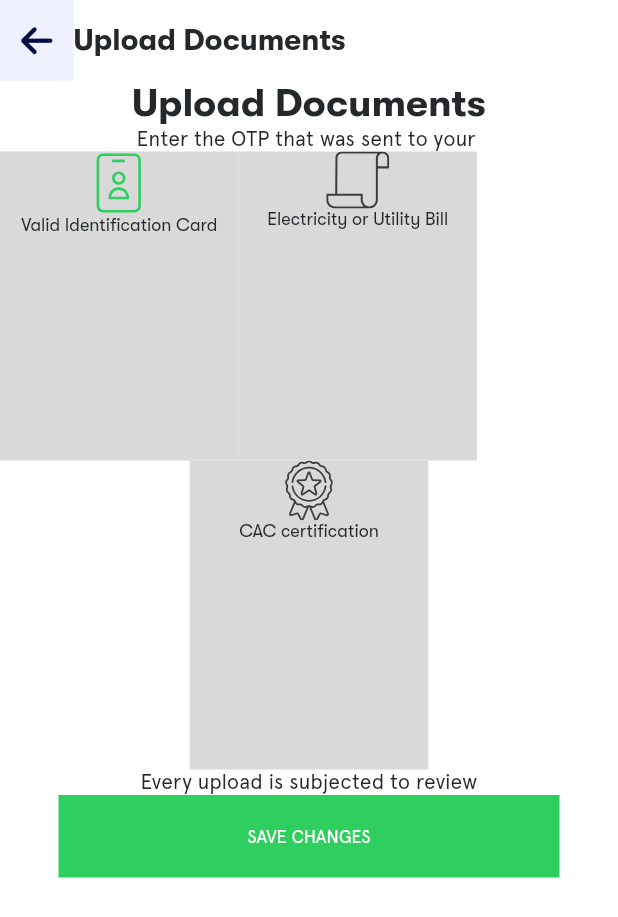
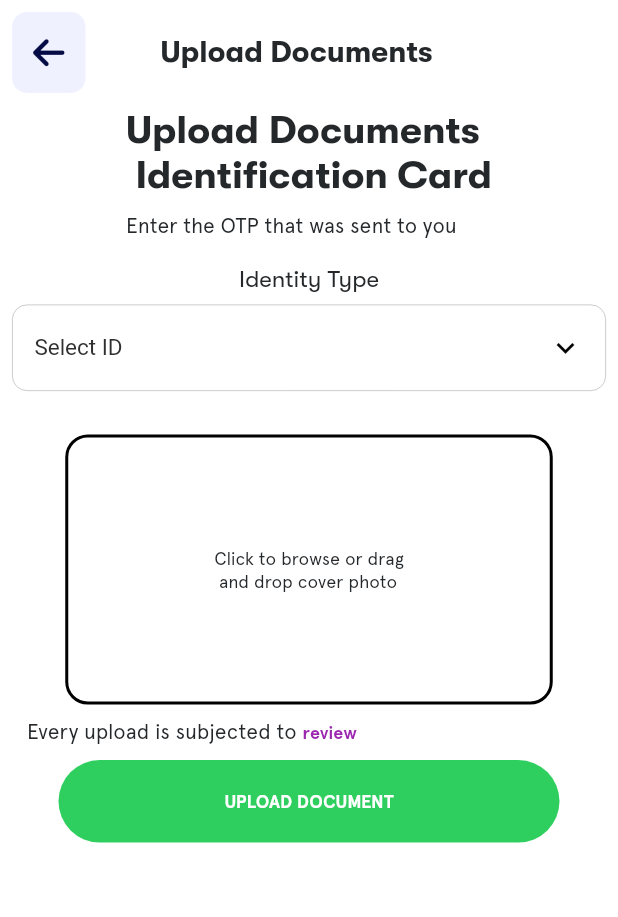
Before and after one commit to MobileDevComm/mobile_dev_community_challenge, a Flutter app: the screen it shows after launch, on a phone screen of 412 x 824 dp. Shown: the top 917 px of the screen. Run offline on Flutter 3.47's test engine with Material 2 defaults, Android fonts, the light colour scheme and no system bars; our stand-ins replace flutter_svg, font_awesome_flutter.

Commit message:
second screen completed had some issues with making some sentences start from the extreme end.

```diff
--- a/lib/main.dart
+++ b/lib/main.dart
@@ -1,6 +1,7 @@
 import 'package:flutter/material.dart';
 import 'package:flutter/services.dart';
-import 'package:mobile_dev_community_challenge/ui/screens/first_screen.dart';
+//import 'package:mobile_dev_community_challenge/ui/screens/first_screen.dart';
+import 'package:mobile_dev_community_challenge/ui/screens/second_screen.dart';
 
 import 'ui/style/colors.dart';
 import 'ui/style/themes.dart';
@@ -22,7 +23,7 @@ class MyApp extends StatelessWidget {
       title: 'Challenge App',
       debugShowCheckedModeBanner: false,
       theme: kThemeData,
-      home: FirstScreen(),
+      home: SecondScreen(),
     );
   }
 }
--- a/lib/ui/screens/first_screen.dart
+++ b/lib/ui/screens/first_screen.dart
@@ -1,6 +1,5 @@
 import 'package:flutter/material.dart';
 import 'package:mobile_dev_community_challenge/ui/style/colors.dart';
-
 import '../style/texts.dart';
 import 'package:mobile_dev_community_challenge/ui/widgets/ReusableWidgets.dart';
 
@@ -11,11 +10,12 @@ class FirstScreen extends StatelessWidget {
   Widget build(BuildContext context) {
     return Scaffold(
       backgroundColor: AppColor.scaffoldBgColor,
-      body:Column(
+      body:SafeArea(
+        child: Column(
             children:[
             Row(
               children :[
-            arrowLeftIcon(),
+              const arrowLeftIcon(),
               Text('Upload Documents', style:kHeadline3TextStyle),
             ],
             ),
@@ -26,15 +26,18 @@ class FirstScreen extends StatelessWidget {
               ],
             ),
             Row(
+              mainAxisAlignment: MainAxisAlignment.center,
+              crossAxisAlignment: CrossAxisAlignment.center,
               children:[
                 ReusableContainer1(svgLogoURI: 'assets/svgs/name 1.svg', text: 'Valid Identification Card',),
                 ReusableContainer1(svgLogoURI: 'assets/svgs/Vector.svg', text: 'Electricity or Utility Bill',),
               ],
             ),
             ReusableContainer1(svgLogoURI: 'assets/svgs/badge 1.svg', text: 'CAC certification',),
-          Text('Every upload is subjected to review', style: kBodyText1TextStyle,),
+            const reviewSentence( ),
             BottomContainer1(bottomContainerText: 'SAVE CHANGES',)
           ]
+        ),
       )
     );
   }
--- a/lib/ui/screens/second_screen.dart
+++ b/lib/ui/screens/second_screen.dart
@@ -1,5 +1,4 @@
 import 'package:flutter/material.dart';
-import 'package:flutter_svg/svg.dart';
 import 'package:mobile_dev_community_challenge/ui/widgets/ReusableWidgets.dart';
 import 'package:mobile_dev_community_challenge/ui/widgets/inputs/dropdown.dart';
 import '../style/colors.dart';
@@ -12,46 +11,59 @@ class SecondScreen extends StatelessWidget {
   Widget build(BuildContext context) {
     return Scaffold(
       backgroundColor: AppColor.scaffoldBgColor,
-      body: Column(
+      body: SafeArea(
+        child: Padding(
+          padding: const EdgeInsets.all(8.0),
+          child: Column(
             children: [
               Row(
                 children: [
                   const arrowLeftIcon( ),
-              Text('Upload Documents', style:kHeadline3TextStyle),
+                  Padding(
+                    padding: const EdgeInsets.only(left: 50.0),
+                    child: Text('Upload Documents', style:kHeadline3TextStyle,),
+                  ),
                 ],
               ),
+              const SizedBox(height: 10,),
+              Column(
+                crossAxisAlignment: CrossAxisAlignment.start,
+                children: [
+                  Text('Upload Documents\n Identification Card', style:kHeadline2TextStyle ,),
+                  const SizedBox(height: 10,),
+                  Text('Enter the OTP that was sent to you',style:kBodyText1TextStyle,),
+                ],
+              ),
+              const SizedBox(height: 10,),
               Column(
                 children: [
-              Text('Upload Documents\n Identification Card', style:kHeadline2TextStyle ,),
-              Text('Enter the OTP that was sent to your ',style:kBodyText1TextStyle,),
-            ],
+                  Padding(
+                    padding: const EdgeInsets.all(8.0),
+                    child: Text('Identity Type', style: kHeadline4TextStyle,),
                   ),
-          Column(
-            children: [
-              Text('Identity Type', style: kHeadline4TextStyle,),
                   //DropdownButton(items: items, onChanged: onChanged),
                   const DropdownInput(
                     items: ['Select ID'],
                   ),
-              // DropdownButton(
-              //     items: [],
-              //     onChanged: onChanged
-              // ),
                   Container(
-
+                    margin: const EdgeInsets.fromLTRB(20,0,20,10),
                       child: Row(
                       crossAxisAlignment: CrossAxisAlignment.end,
                       mainAxisAlignment: MainAxisAlignment.center,
                       children: [
                         Text('Select ID', style:kButtonTextStyle),
-                    SvgPicture.asset('assets/svgs/arrowDown.svg')
+
                       ],
                     )
                   ),
+                  const PictureContainer1( )
                 ]
               ),
-
+              const reviewSentence(),
+              BottomContainer1(bottomContainerText: 'UPLOAD DOCUMENT',)
             ],
+          ),
+        ),
       ),
     );
   }
--- a/lib/ui/style/texts.dart
+++ b/lib/ui/style/texts.dart
@@ -81,6 +81,7 @@ TextStyle kCaptionTextStyle = const TextStyle(
   fontSize: 12,
 );
 
+
 /// This is the primary button Style
 TextStyle kButtonTextStyle = const TextStyle(
   fontFamily: AppFont.body,
@@ -90,4 +91,8 @@ TextStyle kButtonTextStyle = const TextStyle(
 );
 TextStyle kBottomContainerText = const TextStyle(
   color: Colors.white,
+  fontWeight: FontWeight.bold,
 );
+TextStyle kTopSentenceBottomContainerText = const TextStyle(
+color: Colors.purple,
+    fontWeight: FontWeight.bold) ;
--- a/lib/ui/widgets/ReusableWidgets.dart
+++ b/lib/ui/widgets/ReusableWidgets.dart
@@ -3,6 +3,8 @@ import 'package:font_awesome_flutter/font_awesome_flutter.dart';
 import '../style/colors.dart';
 import '../style/texts.dart';
 import 'package:flutter_svg/flutter_svg.dart';
+
+
 
 //for the apps bottom navigation widget
 class BottomContainer1 extends StatelessWidget {
@@ -13,7 +15,10 @@ class BottomContainer1 extends StatelessWidget {
     return Container(
       width:334,
       height: 55,
-      color: AppColor.bottomContainerColor,
+      decoration: BoxDecoration(
+        borderRadius: BorderRadius.circular(30),
+        color: AppColor.bottomContainerColor,
+        ),
       child:  Center(
         child: Text( bottomContainerText, style: kBottomContainerText),
       ),
@@ -32,17 +37,21 @@ class ReusableContainer1 extends StatelessWidget {
   @override
   Widget build(BuildContext context) {
     return Container(
+      margin: EdgeInsets.all(10),
       width: 159,
       height: 206,
-      color: AppColor.checkboxInactive,
       decoration: BoxDecoration(
         borderRadius: BorderRadius.circular(10),
+        color: AppColor.closeBg,
+          border: Border.all(color: AppColor. inputPlaceholder)
       ),
-      child:Column(
-        children: [
-          SvgPicture.asset( svgLogoURI),
-          Text (text, style: kCaptionTextStyle, ),
-        ],
+      child:Center(
+        child: Column(
+          children: [
+            SvgPicture.asset( svgLogoURI),
+            Text (text, style: kCaptionTextStyle, ),
+          ],
+        ),
       ),
     );
   }
@@ -58,9 +67,9 @@ Widget build(BuildContext context) {
   return Container(
     height:54,
     width:49,
-    color: AppColor.backButton,
     decoration:BoxDecoration(
       borderRadius: BorderRadius.circular(10),
+      color: AppColor.backButton,
     ) ,
     child:const Icon(
         FontAwesomeIcons.arrowLeft,
@@ -69,3 +78,48 @@ Widget build(BuildContext context) {
   );
 }
 }
+
+
+
+class PictureContainer1 extends StatelessWidget {
+  const PictureContainer1({
+    Key? key,
+  }) : super(key: key);
+
+  @override
+  Widget build(BuildContext context) {
+    return Container(
+      height: 180,
+      width: 325,
+      decoration: BoxDecoration(
+          borderRadius: BorderRadius.circular(15),
+          border: Border.all(
+              width: 2,
+              style: BorderStyle.solid
+          )
+      ),
+      child: const Center(
+          child: Text('Click to browse or drag\n and drop cover photo', )),
+    );
+  }
+}
+
+
+class reviewSentence extends StatelessWidget {
+  const reviewSentence({
+    Key? key,
+  }) : super(key: key);
+
+  @override
+  Widget build(BuildContext context) {
+    return Container(
+      margin: const EdgeInsets.fromLTRB(10, 10, 0, 10),
+      child: Row(
+        children: [
+          Text('Every upload is subjected to ', style: kBodyText1TextStyle,),
+          const Text('review',style:TextStyle(color: Colors.purple,fontWeight: FontWeight.bold) ,)
+        ],
+      ),
+    );
+  }
+}
```
Also changed, not shown: lib/ui/screens/third_screen.dart (added, +20 -0 lines). Lines whose indentation alone changed are shown as unchanged.
